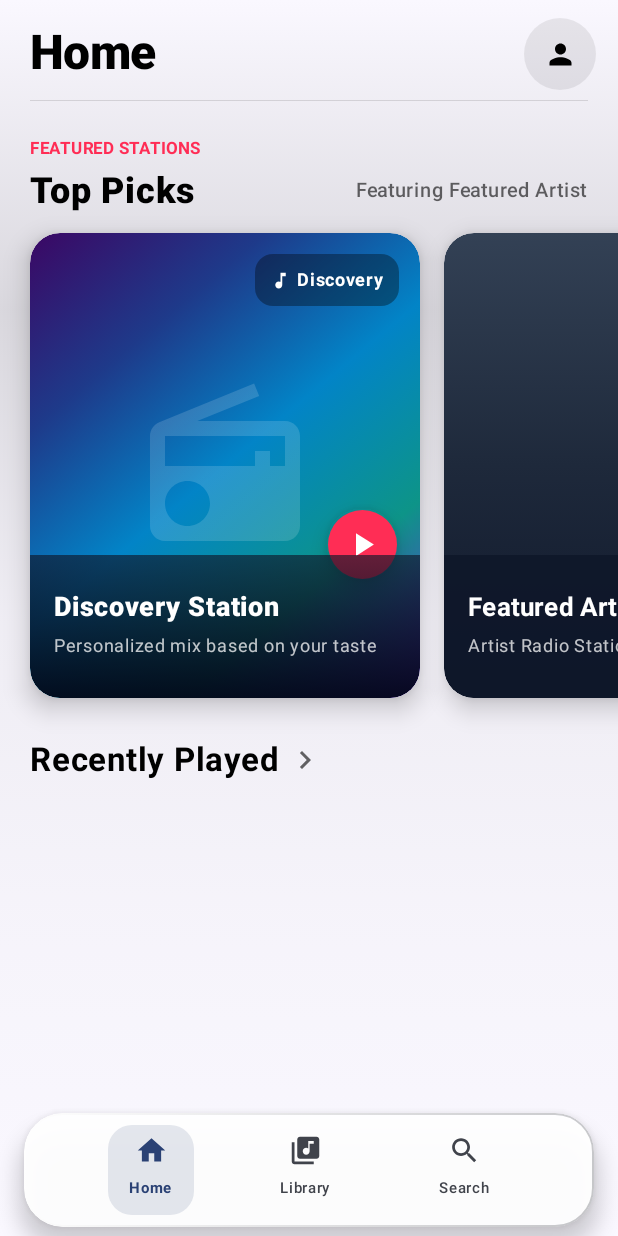
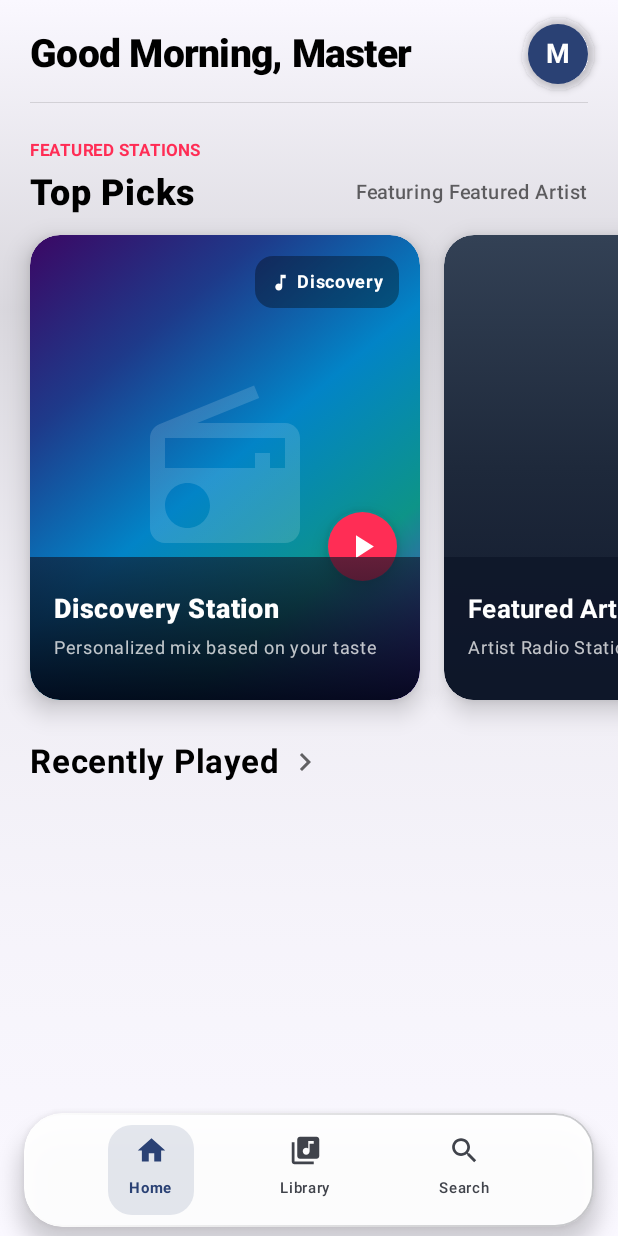
Before and after one commit to dev-aman-hear/AuraMusic, an Android app built with Jetpack Compose: the screen it shows after launch (MainActivity), on a phone screen of 412 x 824 dp. Run offline under Robolectric (Android 15) with nearby library versions, the light colour scheme and no system bars; our stand-ins replace Dagger/Hilt's generated code, Room's generated code; libraries missing offline, so code that uses them is left out: androidx.lifecycle.compose, androidx.lifecycle.viewmodel, androidx.palette.graphics; pictures from the network do not load; 7 statements that could not run were skipped.

Commit message:
Add time-of-day greeting to Home screen and username initial profile logo

```diff
--- a/app/src/main/java/com/aman/auramusic/ui/screen/HomeScreen.kt
+++ b/app/src/main/java/com/aman/auramusic/ui/screen/HomeScreen.kt
@@ -94,11 +94,24 @@ fun HomeScreen(
 
     val isDark = LocalIsDark.current
 
+    val greeting = remember(username) {
+        val hour = Calendar.getInstance().get(Calendar.HOUR_OF_DAY)
+        val timeGreeting = when (hour) {
+            in 5..11 -> "Good Morning"
+            in 12..16 -> "Good Afternoon"
+            in 17..21 -> "Good Evening"
+            else -> "Good Night"
+        }
+        val cleanName = username.trim()
+        if (cleanName.isNotEmpty()) "$timeGreeting, $cleanName" else timeGreeting
+    }
+    val userInitial = remember(username) { username.trim().firstOrNull()?.uppercase() ?: "A" }
+
     LazyColumn(
         modifier = modifier.fillMaxSize(),
         contentPadding = PaddingValues(bottom = 100.dp)
     ) {
-        // --- APPLE MUSIC HEADER ---
+        // --- HEADER ---
         item {
             Column(
                 modifier = Modifier
@@ -112,28 +125,34 @@ fun HomeScreen(
                     verticalAlignment = Alignment.CenterVertically
                 ) {
                     Text(
-                        text = "Home",
-                        fontSize = 32.sp,
+                        text = greeting,
+                        fontSize = 26.sp,
                         fontWeight = FontWeight.ExtraBold,
                         color = if (isDark) Color.White else Color.Black,
-                        letterSpacing = (-0.5).sp
+                        letterSpacing = (-0.5).sp,
+                        maxLines = 1,
+                        overflow = TextOverflow.Ellipsis,
+                        modifier = Modifier.weight(1f, fill = false)
                     )
 
-                    IconButton(
+                    Spacer(modifier = Modifier.width(12.dp))
+
+                    Surface(
                         onClick = onOpenSettings,
                         modifier = Modifier
-                            .size(38.dp)
-                            .clip(CircleShape)
-                            .background(
-                                color = if (isDark) Color.White.copy(alpha = 0.12f) else Color.Black.copy(alpha = 0.08f)
+                            .size(40.dp)
+                            .shadow(3.dp, CircleShape),
+                        shape = CircleShape,
+                        color = MaterialTheme.colorScheme.primary
+                    ) {
+                        Box(contentAlignment = Alignment.Center) {
+                            Text(
+                                text = userInitial,
+                                color = Color.White,
+                                fontSize = 18.sp,
+                                fontWeight = FontWeight.Bold
                             )
-                    ) {
-                        Icon(
-                            imageVector = Icons.Default.Person,
-                            contentDescription = "Profile & Settings",
-                            tint = if (isDark) Color.White else Color.Black,
-                            modifier = Modifier.size(22.dp)
-                        )
+                        }
                     }
                 }
                 Spacer(modifier = Modifier.height(4.dp))
```
Also changed, not shown: app/src/main/java/com/aman/auramusic/ui/screen/LibraryScreen.kt (+13 -10 lines), app/src/main/java/com/aman/auramusic/ui/screen/SettingsScreen.kt (+22 -0 lines).
